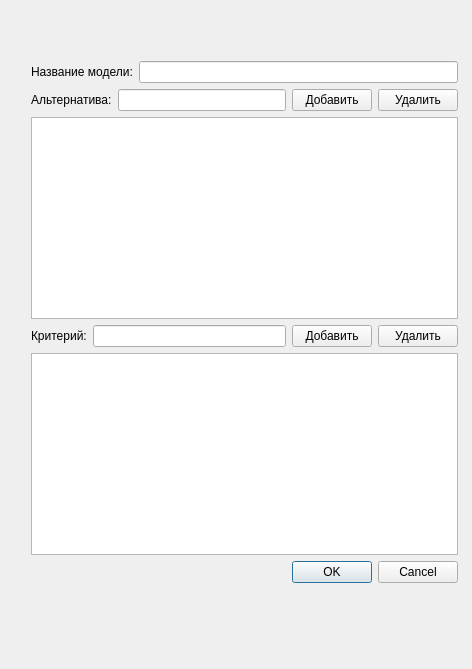
Before: the Qt Designer form trunk/core/src/ui/DecisionModelDialog.ui in braubergiag/decision-models, drawn with Qt 5.
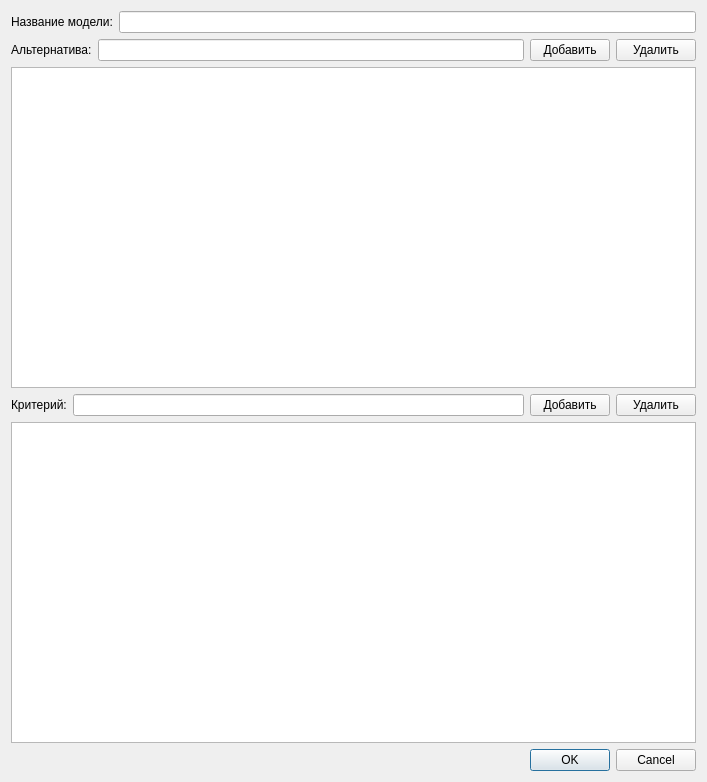
After: the same form once the commit is applied.

```diff
--- a/trunk/core/src/ui/DecisionModelDialog.ui
+++ b/trunk/core/src/ui/DecisionModelDialog.ui
@@ -6,22 +6,15 @@
    <rect>
     <x>0</x>
     <y>0</y>
-    <width>472</width>
-    <height>669</height>
+    <width>707</width>
+    <height>782</height>
    </rect>
   </property>
   <property name="windowTitle">
    <string>DecisionModelDialog</string>
   </property>
-  <widget class="QWidget" name="">
-   <property name="geometry">
-    <rect>
-     <x>31</x>
-     <y>61</y>
-     <width>427</width>
-     <height>522</height>
-    </rect>
-   </property>
+  <layout class="QVBoxLayout" name="verticalLayout_2">
+   <item>
    <layout class="QVBoxLayout" name="verticalLayout">
     <item>
      <layout class="QHBoxLayout" name="horizontalLayout">
@@ -107,7 +100,8 @@
      </widget>
     </item>
    </layout>
-  </widget>
+   </item>
+  </layout>
  </widget>
  <resources/>
  <connections/>
```
Lines whose indentation alone changed are shown as unchanged.
